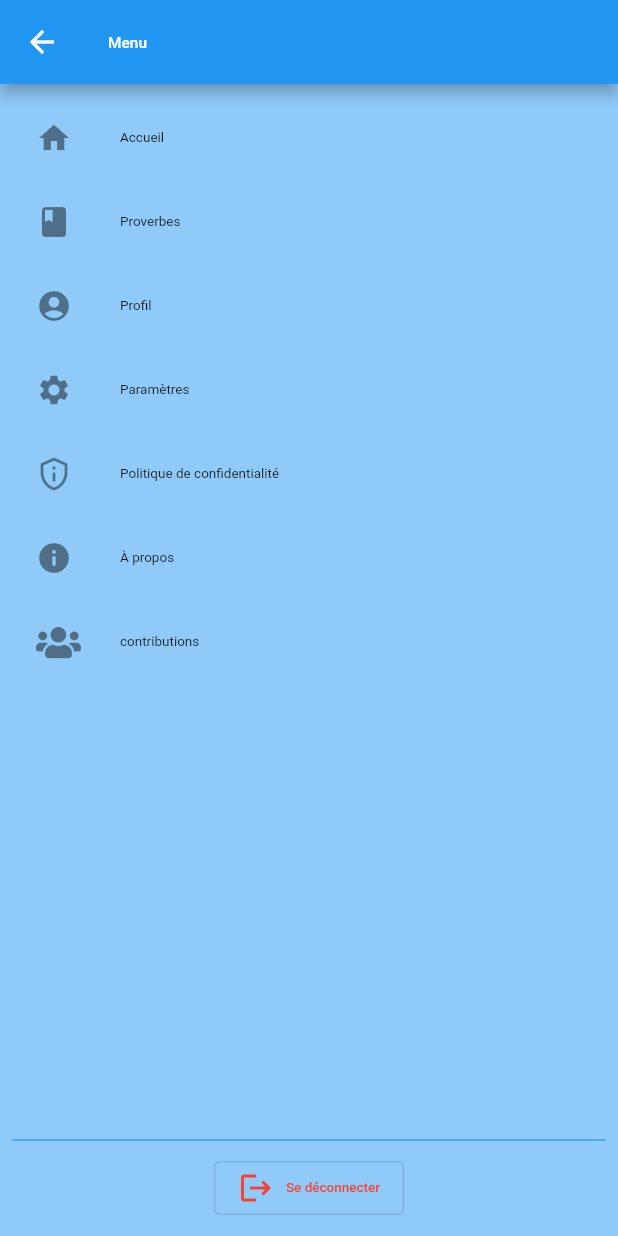
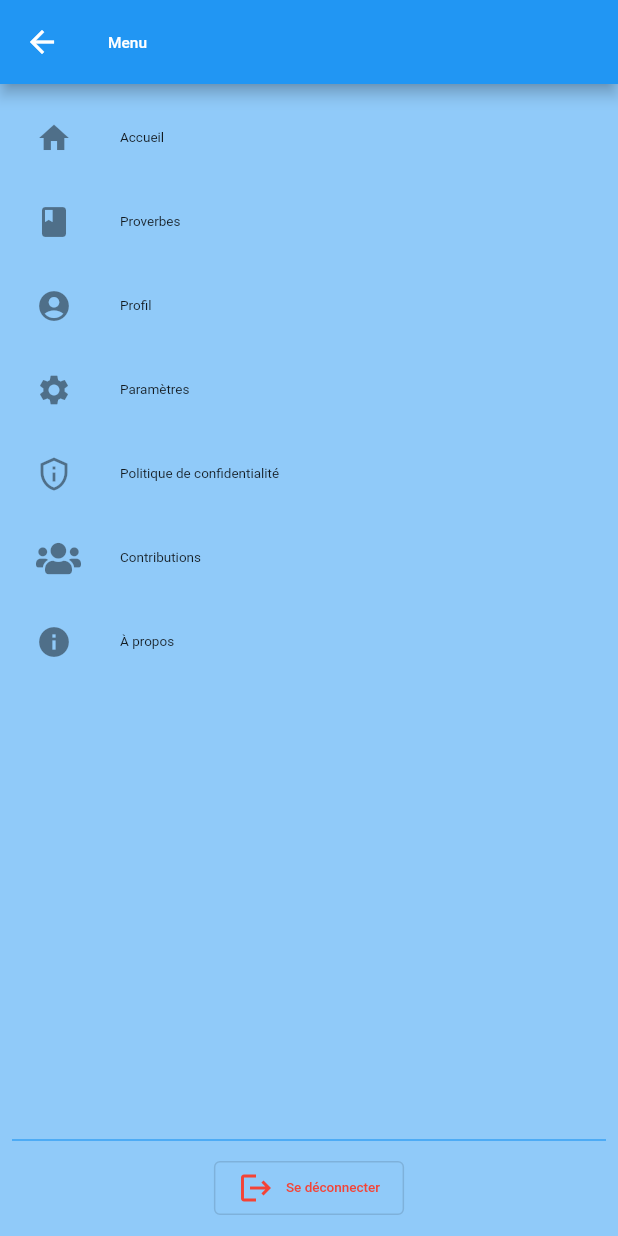
Before and after one commit to smirltech/tabwa-french, a Flutter app: the MainMenu screen opened directly, on a phone screen of 412 x 824 dp. Run offline on Flutter 3.47's test engine with Material 2 defaults, Android fonts, the phone set to English and light mode, and no system bars; our stand-ins replace badges, connectivity_plus, fluttericon, fluttertoast, get, get_storage and 3 more; missing offline and left inert: easy_table, flutter_sound_lite, smirl_version_checker; accounts and stored records are empty; network calls fail.

Commit message:
working on contributors list and correction of display errors

```diff
--- a/lib/app/views/auth/register/register_screen.dart
+++ b/lib/app/views/auth/register/register_screen.dart
@@ -42,7 +42,7 @@ class RegisterScreen extends StatelessWidget {
         ],
       ),
       body: Center(
-        child: Column(
+        child: ListView(
           children: [
             Text(
               "register to the dictionnary to be able to contribute to the community with your precious knowledge"
--- a/lib/app/views/home/components/main_menu.dart
+++ b/lib/app/views/home/components/main_menu.dart
@@ -22,12 +22,15 @@ class MainMenu extends StatelessWidget {
         child: Column(
           crossAxisAlignment: CrossAxisAlignment.start,
           children: [
+            Expanded(
+              child: ListView(
+                children: [
                   ListTile(
                     leading: Icon(
                       Icons.home,
                     ),
-              title:
-                  Text('home'.tr, style: TextStyle(fontSize: getTextSize(14))),
+                    title: Text('home'.tr,
+                        style: TextStyle(fontSize: getTextSize(14))),
                     onTap: () {
                       Get.back();
                     },
@@ -78,17 +81,6 @@ class MainMenu extends StatelessWidget {
                   ),
                   ListTile(
                     leading: Icon(
-                Icons.info,
-              ),
-              title:
-                  Text('about'.tr, style: TextStyle(fontSize: getTextSize(14))),
-              onTap: () {
-                Get.back();
-                Get.toNamed(Routes.about);
-              },
-            ),
-            ListTile(
-              leading: Icon(
                       FontAwesome5.users,
                     ),
                     title: Text('contributions'.tr,
@@ -98,7 +90,20 @@ class MainMenu extends StatelessWidget {
                       Get.toNamed(Routes.contributions);
                     },
                   ),
-            const Spacer(),
+                  ListTile(
+                    leading: Icon(
+                      Icons.info,
+                    ),
+                    title: Text('about'.tr,
+                        style: TextStyle(fontSize: getTextSize(14))),
+                    onTap: () {
+                      Get.back();
+                      Get.toNamed(Routes.about);
+                    },
+                  ),
+                ],
+              ),
+            ),
             Divider(
               thickness: 0.8,
               color: Theme.of(context).primaryColor,
--- a/lib/system/lang/translate.dart
+++ b/lib/system/lang/translate.dart
@@ -109,6 +109,11 @@ class Translate extends Translations {
               "Please enter a valid length password, minimum 6 characters",
           "enter new password": "Enter new password",
           "email and password are required": "Email and password are required",
+          "contributions": "Contributions",
+          "translations": "Translations",
+          "edition": "Edition",
+          "We are grateful to announce the list of people who have contributed passionately to this community dictionary":
+              "We are grateful to announce the list of people who have contributed passionately to this community dictionary",
         },
         'fr_FR': {
           "add": "Ajouter",
@@ -217,6 +222,11 @@ class Translate extends Translations {
               "Entrez un mot de passe valide de longueur minimale 6 caractères",
           "enter new password": "Entrez le nouveau mot de passe",
           "email and password are required": "Email et mot de passe requis",
+          "contributions": "Contributions",
+          "translations": "Traductions",
+          "edition": "Édition",
+          "We are grateful to announce the list of people who have contributed passionately to this community dictionary":
+              "Nous sommes fiers de vous annoncer la liste des personnes qui ont contribué passionnément à ce dictionnaire communautaire",
         }
       };
 }
```
Also changed, not shown: lib/app/services/words_service.dart (+36 -14 lines), lib/app/views/auth/login/login_screen.dart (+13 -5 lines), lib/app/views/contributions/contributions_screen.dart (+32 -2 lines), lib/app/views/profile/profile_screen.dart (+6 -1 lines). Lines whose indentation alone changed are shown as unchanged.
